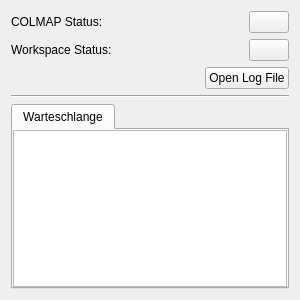
Qt form iVS3D/src/iVS3D-core/ots/colmapwrapper/colmapviewwidget.ui (iVS3D/iVS3D) before a commit.
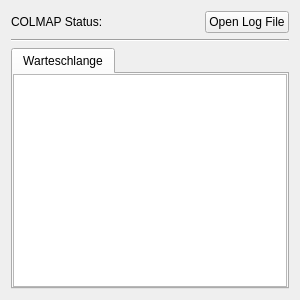
The same form after that commit. Icons and pictures are not drawn.

Commit message:
Update of labels and descriptions
* changed wording to remove "keyframe"
* simplify language a bit
* updated german translations
* changed order of items in colmap product dialog

Diff of the .ui file:
```diff
--- a/iVS3D/src/iVS3D-core/ots/colmapwrapper/colmapviewwidget.ui
+++ b/iVS3D/src/iVS3D-core/ots/colmapwrapper/colmapviewwidget.ui
@@ -59,109 +59,6 @@
       </widget>
      </item>
      <item>
-      <widget class="QPushButton" name="pb_startProcessing">
-       <property name="sizePolicy">
-        <sizepolicy hsizetype="Fixed" vsizetype="Fixed">
-         <horstretch>25</horstretch>
-         <verstretch>0</verstretch>
-        </sizepolicy>
-       </property>
-       <property name="minimumSize">
-        <size>
-         <width>25</width>
-         <height>0</height>
-        </size>
-       </property>
-       <property name="text">
-        <string/>
-       </property>
-       <property name="icon">
-        <iconset resource="../../lib3D_ots.qrc">
-         <normaloff>:/assets/icons/glyphicons-174-play.png</normaloff>:/assets/icons/glyphicons-174-play.png</iconset>
-       </property>
-       <property name="iconSize">
-        <size>
-         <width>16</width>
-         <height>16</height>
-        </size>
-       </property>
-      </widget>
-     </item>
-    </layout>
-   </item>
-   <item>
-    <layout class="QHBoxLayout" name="horizontalLayout_3">
-     <item>
-      <widget class="QLabel" name="label_sw">
-       <property name="text">
-        <string>Workspace Status:</string>
-       </property>
-      </widget>
-     </item>
-     <item>
-      <spacer name="horizontalSpacer_2">
-       <property name="orientation">
-        <enum>Qt::Horizontal</enum>
-       </property>
-       <property name="sizeHint" stdset="0">
-        <size>
-         <width>40</width>
-         <height>20</height>
-        </size>
-       </property>
-      </spacer>
-     </item>
-     <item>
-      <widget class="QLabel" name="l_workspaceStatus">
-       <property name="layoutDirection">
-        <enum>Qt::RightToLeft</enum>
-       </property>
-       <property name="text">
-        <string>&lt;status&gt;</string>
-       </property>
-      </widget>
-     </item>
-     <item>
-      <widget class="QPushButton" name="pb_syncWorkspace">
-       <property name="sizePolicy">
-        <sizepolicy hsizetype="Fixed" vsizetype="Fixed">
-         <horstretch>25</horstretch>
-         <verstretch>0</verstretch>
-        </sizepolicy>
-       </property>
-       <property name="minimumSize">
-        <size>
-         <width>25</width>
-         <height>0</height>
-        </size>
-       </property>
-       <property name="text">
-        <string/>
-       </property>
-       <property name="icon">
-        <iconset resource="../../lib3D_ots.qrc">
-         <normaloff>:/assets/icons/glyphicons-82-refresh.png</normaloff>:/assets/icons/glyphicons-82-refresh.png</iconset>
-       </property>
-      </widget>
-     </item>
-    </layout>
-   </item>
-   <item>
-    <layout class="QHBoxLayout" name="horizontalLayout_2">
-     <item>
-      <spacer name="horizontalSpacer_3">
-       <property name="orientation">
-        <enum>Qt::Horizontal</enum>
-       </property>
-       <property name="sizeHint" stdset="0">
-        <size>
-         <width>40</width>
-         <height>20</height>
-        </size>
-       </property>
-      </spacer>
-     </item>
-     <item>
       <widget class="QPushButton" name="pb_openLogFile">
        <property name="enabled">
         <bool>true</bool>
```
Left out of the diff: 2 changed lines with no effect on the pictures. The commit also changes 28 other files.
